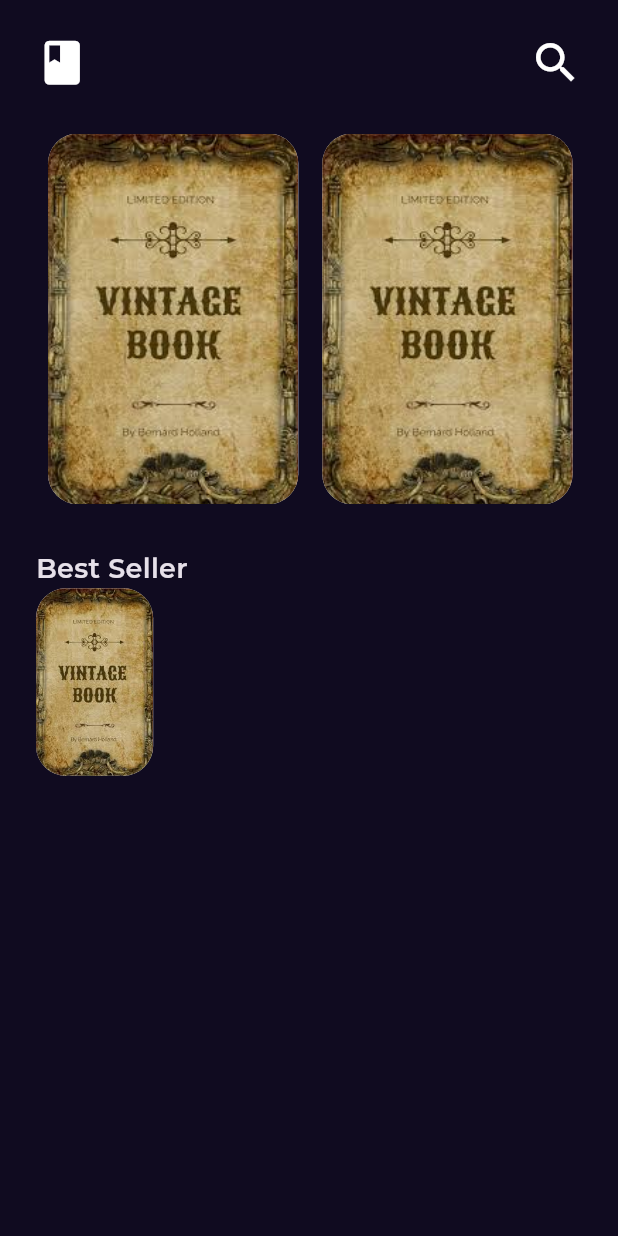
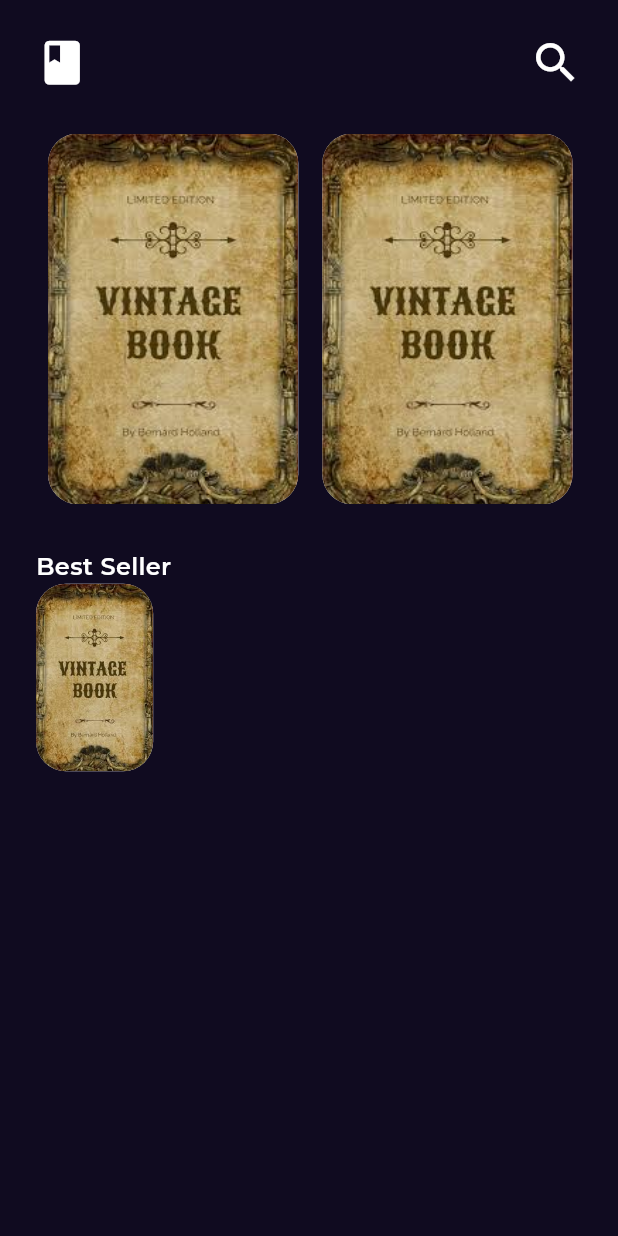
Before and after one commit to diaaeldinmahmoud/bookstore, a Flutter app: the screen it shows after launch, on a phone screen of 412 x 824 dp. Run offline on Flutter 3.47's test engine with Material 3 defaults, Android fonts, the phone set to English and light mode, and no system bars; our stand-ins replace get, google_fonts.

Commit message:
add textstyles and fontfamily

```diff
--- a/lib/constants.dart
+++ b/lib/constants.dart
@@ -1,2 +1,3 @@
 const Kprimarycolor = 0xff100B20;
 const Kdurationsplash = Duration(microseconds: 250);
+const Kfontfamily = 'Baskerville';
--- a/lib/core/utils/styles.dart
+++ b/lib/core/utils/styles.dart
@@ -1,8 +1,67 @@
+import 'package:bookstore/constants.dart';
 import 'package:flutter/material.dart';
 
 abstract class Styles {
-  static const titlemeduim = TextStyle(
+  static const textstyle18 = TextStyle(
     fontSize: 18,
     fontWeight: FontWeight.w600,
   );
+  static const textstyle20 = TextStyle(
+    fontSize: 20,
+    fontWeight: FontWeight.w600,
+    fontFamily: Kfontfamily,
+  );
+  static const textstyle30 = TextStyle(
+    fontSize: 20,
+    fontWeight: FontWeight.normal,
+    fontFamily: Kfontfamily,
+  );
+  static const textstyle14 = TextStyle(
+    fontSize: 14,
+    fontWeight: FontWeight.normal,
+  );
+  static const TextStyle styleRegular16 = TextStyle(
+    color: Colors.white,
+    fontSize: 16,
+    fontFamily: 'Montserrat',
+    fontWeight: FontWeight.w400,
+  );
+  static const TextStyle styleMedium16 = TextStyle(
+    color: Colors.white,
+    fontSize: 16,
+    fontFamily: 'Montserrat',
+    fontWeight: FontWeight.w700,
+  );
+
+  static const TextStyle styleSemiBold16 = TextStyle(
+    color: Colors.white,
+    fontSize: 16,
+    fontFamily: 'Montserrat',
+    fontWeight: FontWeight.w600,
+  );
+  static const TextStyle styleSemiBod20 = TextStyle(
+    color: Color(0xff064060),
+    fontSize: 20,
+    fontFamily: 'Montserrat',
+    fontWeight: FontWeight.w500,
+  );
+
+  static const TextStyle styleRegular12 = TextStyle(
+    color: Color(0xffAAAAAA),
+    fontSize: 12,
+    fontFamily: 'Montserrat',
+    fontWeight: FontWeight.w400,
+  );
+  static const TextStyle styleSemiBod24 = TextStyle(
+    color: Colors.white,
+    fontSize: 24,
+    fontFamily: 'Montserrat',
+    fontWeight: FontWeight.w500,
+  );
+  static const TextStyle styleRegular14 = TextStyle(
+    color: Color(0xff064060),
+    fontSize: 14,
+    fontFamily: 'Montserrat',
+    fontWeight: FontWeight.w400,
+  );
 }
--- a/lib/features/home/persentation/views/widgets/homeviewbody.dart
+++ b/lib/features/home/persentation/views/widgets/homeviewbody.dart
@@ -1,6 +1,6 @@
+import 'package:bookstore/constants.dart';
 import 'package:bookstore/core/utils/styles.dart';
 import 'package:bookstore/features/home/persentation/views/widgets/customappbar.dart';
-import 'package:bookstore/features/home/persentation/views/widgets/customlistviewitem.dart';
 import 'package:bookstore/features/home/persentation/views/widgets/featuredbooklistview.dart';
 import 'package:flutter/material.dart';
 
@@ -18,7 +18,7 @@ class Homeviewbody extends StatelessWidget {
           SizedBox(height: 30),
           featuredbookslistview(),
           SizedBox(height: 30),
-          Text('Best Seller', style: Styles.titlemeduim),
+          Text('Best Seller', style: Styles.styleSemiBold16),
           bestsellerlistviewitem(),
         ],
       ),
```
